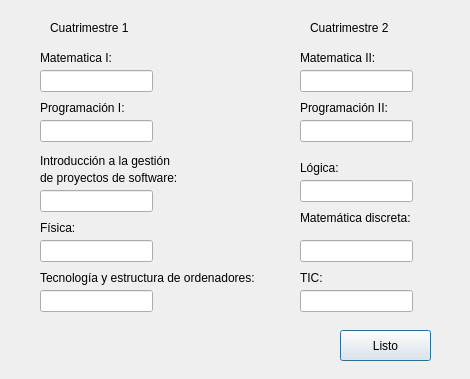
Alenjandro-Larin/Gestor-de-calificaciones, file Gestor-de-calificaciones/introducirnotas.ui: the form before one commit.
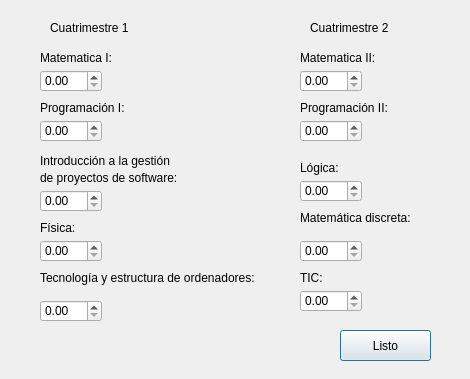
The form after the commit.

Commit message: Feature - Reemplazar las 'Line Edit' con 'Double Spin Box'  - 13-04-2024

The edit to the form file:
```diff
--- a/Gestor-de-calificaciones/introducirnotas.ui
+++ b/Gestor-de-calificaciones/introducirnotas.ui
@@ -19,99 +19,6 @@
   <property name="windowTitle">
    <string>Introducir Notas</string>
   </property>
-  <widget class="QLineEdit" name="matematicaI">
-   <property name="geometry">
-    <rect>
-     <x>40</x>
-     <y>70</y>
-     <width>113</width>
-     <height>22</height>
-    </rect>
-   </property>
-  </widget>
-  <widget class="QLineEdit" name="logica">
-   <property name="geometry">
-    <rect>
-     <x>300</x>
-     <y>180</y>
-     <width>113</width>
-     <height>22</height>
-    </rect>
-   </property>
-  </widget>
-  <widget class="QLineEdit" name="programacionII">
-   <property name="geometry">
-    <rect>
-     <x>300</x>
-     <y>120</y>
-     <width>113</width>
-     <height>22</height>
-    </rect>
-   </property>
-  </widget>
-  <widget class="QLineEdit" name="matematicadiscreta">
-   <property name="geometry">
-    <rect>
-     <x>300</x>
-     <y>240</y>
-     <width>113</width>
-     <height>22</height>
-    </rect>
-   </property>
-  </widget>
-  <widget class="QLineEdit" name="teo">
-   <property name="geometry">
-    <rect>
-     <x>40</x>
-     <y>290</y>
-     <width>113</width>
-     <height>22</height>
-    </rect>
-   </property>
-  </widget>
-  <widget class="QLineEdit" name="programacionI">
-   <property name="geometry">
-    <rect>
-     <x>40</x>
-     <y>120</y>
-     <width>113</width>
-     <height>22</height>
-    </rect>
-   </property>
-  </widget>
-  <widget class="QLineEdit" name="introduccion">
-   <property name="geometry">
-    <rect>
-     <x>40</x>
-     <y>190</y>
-     <width>113</width>
-     <height>22</height>
-    </rect>
-   </property>
-  </widget>
-  <widget class="QLineEdit" name="matematicaII">
-   <property name="geometry">
-    <rect>
-     <x>300</x>
-     <y>70</y>
-     <width>113</width>
-     <height>22</height>
-    </rect>
-   </property>
-   <property name="text">
-    <string/>
-   </property>
-  </widget>
-  <widget class="QLineEdit" name="fisica">
-   <property name="geometry">
-    <rect>
-     <x>40</x>
-     <y>240</y>
-     <width>113</width>
-     <height>22</height>
-    </rect>
-   </property>
-  </widget>
   <widget class="QLabel" name="label">
    <property name="geometry">
     <rect>
@@ -138,16 +45,6 @@
     <string>Listo</string>
    </property>
   </widget>
-  <widget class="QLineEdit" name="tic">
-   <property name="geometry">
-    <rect>
-     <x>300</x>
-     <y>290</y>
-     <width>113</width>
-     <height>22</height>
-    </rect>
-   </property>
-  </widget>
   <widget class="QLabel" name="label_8">
    <property name="geometry">
     <rect>
@@ -304,6 +201,106 @@
     <string>Introducción a la gestión</string>
    </property>
   </widget>
+  <widget class="QDoubleSpinBox" name="matematicaI">
+   <property name="geometry">
+    <rect>
+     <x>40</x>
+     <y>70</y>
+     <width>62</width>
+     <height>22</height>
+    </rect>
+   </property>
+  </widget>
+  <widget class="QDoubleSpinBox" name="programacionI">
+   <property name="geometry">
+    <rect>
+     <x>40</x>
+     <y>120</y>
+     <width>62</width>
+     <height>22</height>
+    </rect>
+   </property>
+  </widget>
+  <widget class="QDoubleSpinBox" name="introduccion">
+   <property name="geometry">
+    <rect>
+     <x>40</x>
+     <y>190</y>
+     <width>62</width>
+     <height>22</height>
+    </rect>
+   </property>
+  </widget>
+  <widget class="QDoubleSpinBox" name="fisica">
+   <property name="geometry">
+    <rect>
+     <x>40</x>
+     <y>240</y>
+     <width>62</width>
+     <height>22</height>
+    </rect>
+   </property>
+  </widget>
+  <widget class="QDoubleSpinBox" name="teo">
+   <property name="geometry">
+    <rect>
+     <x>40</x>
+     <y>300</y>
+     <width>62</width>
+     <height>22</height>
+    </rect>
+   </property>
+  </widget>
+  <widget class="QDoubleSpinBox" name="matematicaII">
+   <property name="geometry">
+    <rect>
+     <x>300</x>
+     <y>70</y>
+     <width>62</width>
+     <height>22</height>
+    </rect>
+   </property>
+  </widget>
+  <widget class="QDoubleSpinBox" name="programacionII">
+   <property name="geometry">
+    <rect>
+     <x>300</x>
+     <y>120</y>
+     <width>62</width>
+     <height>22</height>
+    </rect>
+   </property>
+  </widget>
+  <widget class="QDoubleSpinBox" name="logica">
+   <property name="geometry">
+    <rect>
+     <x>300</x>
+     <y>180</y>
+     <width>62</width>
+     <height>22</height>
+    </rect>
+   </property>
+  </widget>
+  <widget class="QDoubleSpinBox" name="matematicadiscreta">
+   <property name="geometry">
+    <rect>
+     <x>300</x>
+     <y>240</y>
+     <width>62</width>
+     <height>22</height>
+    </rect>
+   </property>
+  </widget>
+  <widget class="QDoubleSpinBox" name="tic">
+   <property name="geometry">
+    <rect>
+     <x>300</x>
+     <y>290</y>
+     <width>62</width>
+     <height>22</height>
+    </rect>
+   </property>
+  </widget>
  </widget>
  <resources/>
  <connections>
```
The commit also changes 10 other files.
